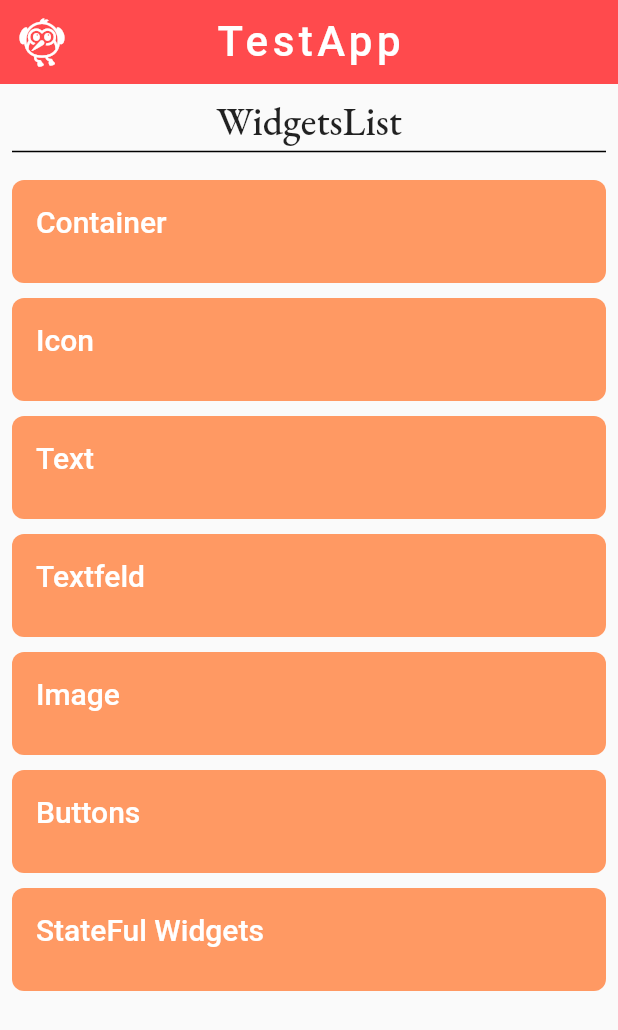
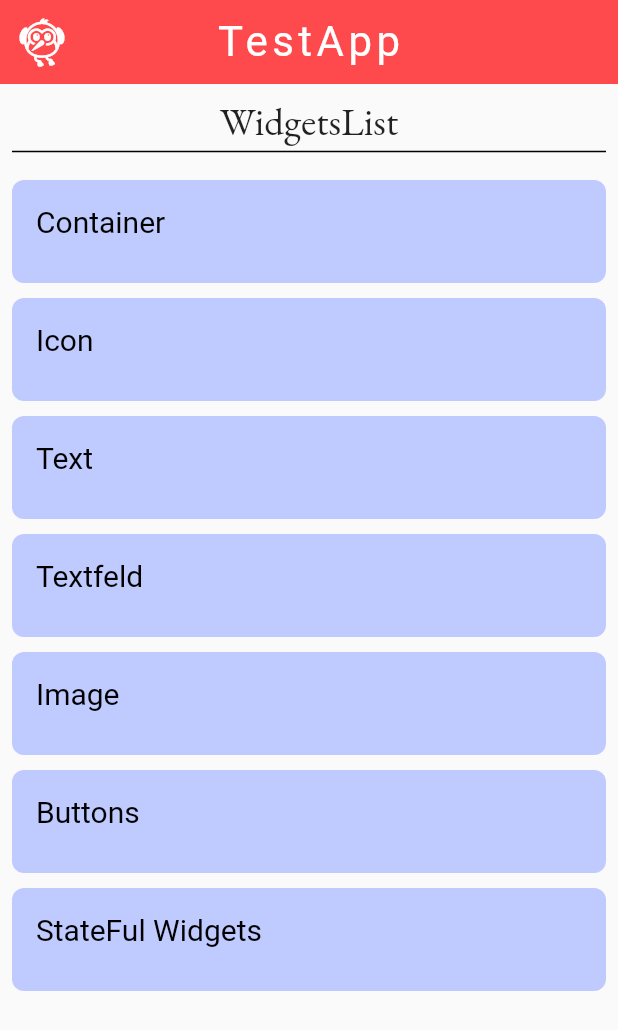
Before and after one commit to moynull15-14141/FlutterTestWdgt_App, a Flutter app: the WidgetsList screen opened directly, on a phone screen of 412 x 824 dp. Shown: the top 1030 px of the screen. Run offline on Flutter 3.47's test engine with Material 2 defaults, Android fonts, the phone set to English and light mode, and no system bars; our stand-ins replace google_fonts; Roboto replaces fonts that are missing (Tillana).

Commit message:
file name cahnge and add some code

```diff
--- a/lib/Widgets.dart/widgetsList.dart
+++ b/lib/Widgets/widgetsList.dart
@@ -28,7 +28,7 @@ class _WidgetsListState extends State<WidgetsList> {
             title: Text(
               "TestApp",
               style: GoogleFonts.tillana(
-                  fontWeight: FontWeight.w500,
+                  fontWeight: FontWeight.w400,
                   fontSize: 28,
                   textStyle: TextStyle(
                     color: Color.fromARGB(255, 255, 255, 255),
@@ -48,7 +48,7 @@ class _WidgetsListState extends State<WidgetsList> {
                 Text(
                   "WidgetsList",
                   style: GoogleFonts.ebGaramond(
-                      fontSize: 26, fontWeight: FontWeight.w500),
+                      fontSize: 26, fontWeight: FontWeight.w400),
                 ),
                 Divider(
                   height: 6,
@@ -67,7 +67,7 @@ class _WidgetsListState extends State<WidgetsList> {
                     height: MediaQuery.of(context).size.height / 12,
                     width: MediaQuery.of(context).size.width / 1,
                     decoration: BoxDecoration(
-                        color: Color.fromARGB(255, 255, 153, 99),
+                        color: Color.fromARGB(199, 175, 188, 255),
                         borderRadius: BorderRadius.circular(8)),
                     child: Column(
                       children: [
@@ -75,9 +75,9 @@ class _WidgetsListState extends State<WidgetsList> {
                           title: Text(
                             'Container',
                             style: TextStyle(
-                                color: Colors.white,
+                                color: Colors.black,
                                 fontSize: 20,
-                                fontWeight: FontWeight.w500),
+                                fontWeight: FontWeight.w400),
                           ),
                         ),
                       ],
@@ -96,7 +96,7 @@ class _WidgetsListState extends State<WidgetsList> {
                     height: MediaQuery.of(context).size.height / 12,
                     width: MediaQuery.of(context).size.width / 1,
                     decoration: BoxDecoration(
-                        color: Color.fromARGB(255, 255, 153, 99),
+                        color: Color.fromARGB(199, 175, 188, 255),
                         borderRadius: BorderRadius.circular(8)),
                     child: Column(
                       children: [
@@ -104,9 +104,9 @@ class _WidgetsListState extends State<WidgetsList> {
                           title: Text(
                             'Icon',
                             style: TextStyle(
-                                color: Colors.white,
+                                color: Colors.black,
                                 fontSize: 20,
-                                fontWeight: FontWeight.w500),
+                                fontWeight: FontWeight.w400),
                           ),
                         ),
                       ],
@@ -125,7 +125,7 @@ class _WidgetsListState extends State<WidgetsList> {
                     height: MediaQuery.of(context).size.height / 12,
                     width: MediaQuery.of(context).size.width / 1,
                     decoration: BoxDecoration(
-                        color: Color.fromARGB(255, 255, 153, 99),
+                        color: Color.fromARGB(199, 175, 188, 255),
                         borderRadius: BorderRadius.circular(8)),
                     child: Column(
                       children: [
@@ -133,9 +133,9 @@ class _WidgetsListState extends State<WidgetsList> {
                           title: Text(
                             'Text',
                             style: TextStyle(
-                                color: Colors.white,
+                                color: Colors.black,
                                 fontSize: 20,
-                                fontWeight: FontWeight.w500),
+                                fontWeight: FontWeight.w400),
                           ),
                         ),
                       ],
@@ -154,7 +154,7 @@ class _WidgetsListState extends State<WidgetsList> {
                     height: MediaQuery.of(context).size.height / 12,
                     width: MediaQuery.of(context).size.width / 1,
                     decoration: BoxDecoration(
-                        color: Color.fromARGB(255, 255, 153, 99),
+                        color: Color.fromARGB(199, 175, 188, 255),
                         borderRadius: BorderRadius.circular(8)),
                     child: Column(
                       children: [
@@ -162,9 +162,9 @@ class _WidgetsListState extends State<WidgetsList> {
                           title: Text(
                             'Textfeld',
                             style: TextStyle(
-                                color: Colors.white,
+                                color: Colors.black,
                                 fontSize: 20,
-                                fontWeight: FontWeight.w500),
+                                fontWeight: FontWeight.w400),
                           ),
                         ),
                       ],
@@ -183,7 +183,7 @@ class _WidgetsListState extends State<WidgetsList> {
                     height: MediaQuery.of(context).size.height / 12,
                     width: MediaQuery.of(context).size.width / 1,
                     decoration: BoxDecoration(
-                        color: Color.fromARGB(255, 255, 153, 99),
+                        color: Color.fromARGB(199, 175, 188, 255),
                         borderRadius: BorderRadius.circular(8)),
                     child: Column(
                       children: [
@@ -191,9 +191,9 @@ class _WidgetsListState extends State<WidgetsList> {
                           title: Text(
                             'Image',
                             style: TextStyle(
-                                color: Colors.white,
+                                color: Colors.black,
                                 fontSize: 20,
-                                fontWeight: FontWeight.w500),
+                                fontWeight: FontWeight.w400),
                           ),
                         ),
                       ],
@@ -212,7 +212,7 @@ class _WidgetsListState extends State<WidgetsList> {
                     height: MediaQuery.of(context).size.height / 12,
                     width: MediaQuery.of(context).size.width / 1,
                     decoration: BoxDecoration(
-                        color: Color.fromARGB(255, 255, 153, 99),
+                        color: Color.fromARGB(199, 175, 188, 255),
                         borderRadius: BorderRadius.circular(8)),
                     child: Column(
                       children: [
@@ -220,9 +220,9 @@ class _WidgetsListState extends State<WidgetsList> {
                           title: Text(
                             'Buttons',
                             style: TextStyle(
-                                color: Colors.white,
+                                color: Colors.black,
                                 fontSize: 20,
-                                fontWeight: FontWeight.w500),
+                                fontWeight: FontWeight.w400),
                           ),
                         ),
                       ],
@@ -241,7 +241,7 @@ class _WidgetsListState extends State<WidgetsList> {
                     height: MediaQuery.of(context).size.height / 12,
                     width: MediaQuery.of(context).size.width / 1,
                     decoration: BoxDecoration(
-                        color: Color.fromARGB(255, 255, 153, 99),
+                        color: Color.fromARGB(199, 175, 188, 255),
                         borderRadius: BorderRadius.circular(8)),
                     child: Column(
                       children: [
@@ -249,9 +249,9 @@ class _WidgetsListState extends State<WidgetsList> {
                           title: Text(
                             'StateFul Widgets',
                             style: TextStyle(
-                                color: Colors.white,
+                                color: Colors.black,
                                 fontSize: 20,
-                                fontWeight: FontWeight.w500),
+                                fontWeight: FontWeight.w400),
                           ),
                         ),
                       ],
```
Also changed, not shown: lib/Widgets/statefullWidgets.dart (renamed from lib/Widgets.dart/statefullWidgets.dart, +52 -24 lines), lib/Laouts/laoutsLandpage.dart (added), lib/Widgets/btns.dart (renamed from lib/Widgets.dart/btns.dart), lib/Widgets/containers.dart (renamed from lib/Widgets.dart/containers.dart), lib/Widgets/icons.dart (renamed from lib/Widgets.dart/icons.dart), lib/Widgets/imags.dart (renamed from lib/Widgets.dart/imags.dart), lib/Widgets/textfeld.dart (renamed from lib/Widgets.dart/textfeld.dart), lib/Widgets/texts.dart (renamed from lib/Widgets.dart/texts.dart).
